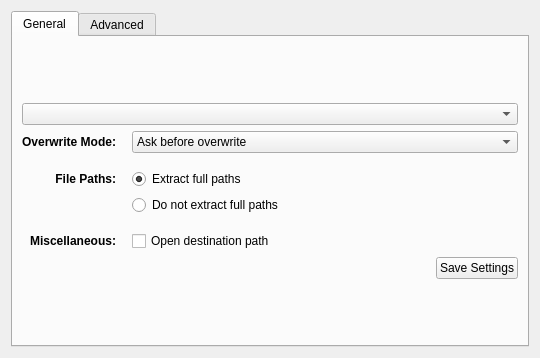
f0x/aku, file experimental/app/extractiondialog.ui: the form before one commit.
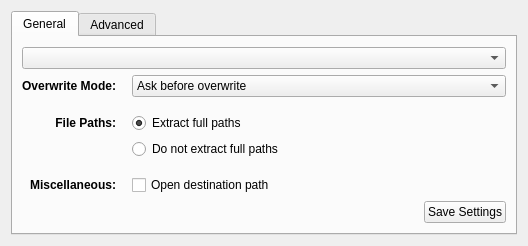
The form after the commit. Custom widgets are drawn as their Qt base class.

Commit message: damn size

Diff of the .ui file:
```diff
--- a/experimental/app/extractiondialog.ui
+++ b/experimental/app/extractiondialog.ui
@@ -5,13 +5,13 @@
    <rect>
     <x>0</x>
     <y>0</y>
-    <width>540</width>
-    <height>358</height>
+    <width>528</width>
+    <height>246</height>
    </rect>
   </property>
   <property name="minimumSize" >
    <size>
-    <width>400</width>
+    <width>0</width>
     <height>0</height>
    </size>
   </property>
```
The commit also changes 1 other file.
